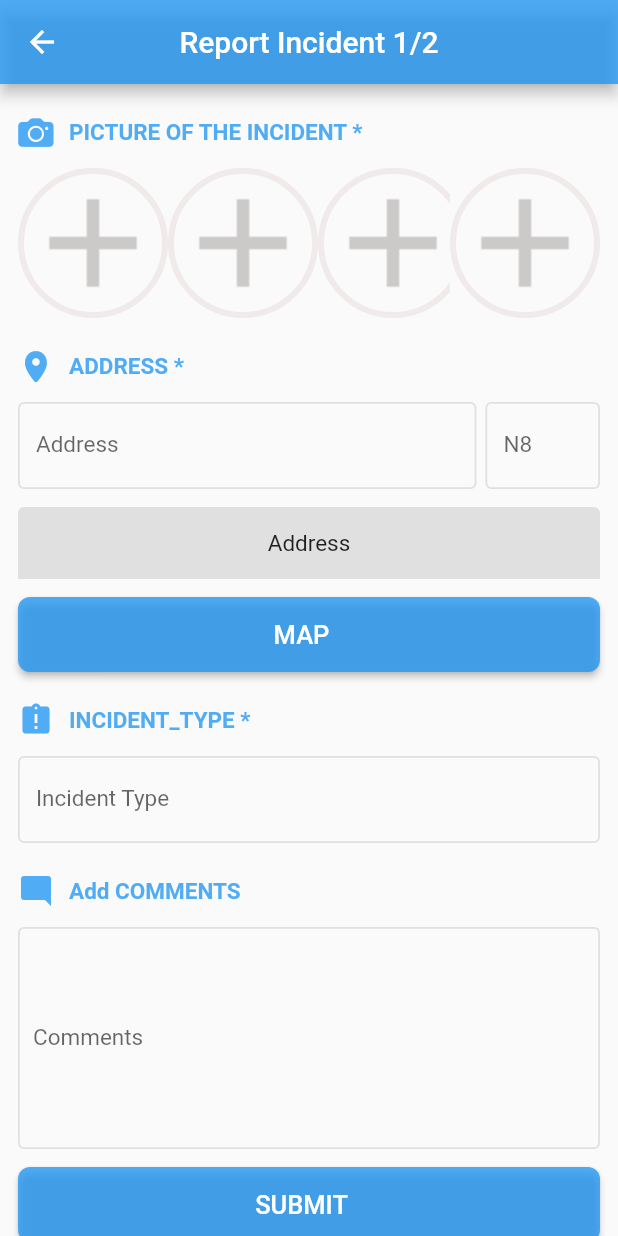
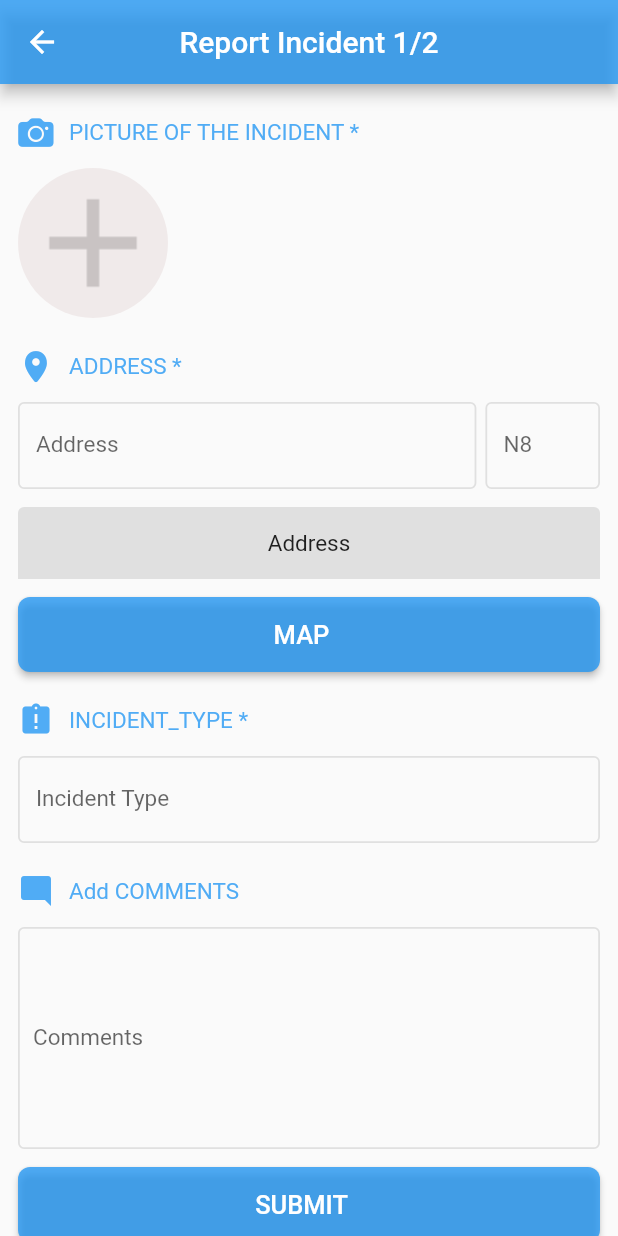
Before and after one commit to abdullah951/Flutter_StopHarasment, a Flutter app: the ReportIncidentScreen1 screen opened directly, on a phone screen of 412 x 824 dp. Run offline on Flutter 3.47's test engine with Material 2 defaults, Android fonts, the phone set to English and light mode, and no system bars; our stand-ins replace flushbar, image_picker, shared_preferences, video_player; accounts and stored records are empty; network calls fail.

```diff
--- a/lib/routes.dart
+++ b/lib/routes.dart
@@ -1,5 +1,6 @@
 import 'package:flutter/material.dart';
-import 'package:flutter_app/ui/incident_type.dart';
+import 'package:flutter_app/ui/Incident_type/incident_type.dart';
+import 'package:flutter_app/ui/Incident_type/incident_type2.dart';
 import 'package:flutter_app/ui/map/map.dart';
 import 'package:flutter_app/ui/report_incident1/report_incident1.dart';
 import 'package:flutter_app/ui/report_incident2/report_incident2.dart';
@@ -17,6 +18,7 @@ class Routes {
   static const String report_incident1 = '/report_incident1';
   static const String report_incident2 = '/report_incident2';
   static const String incident_type = '/incident_type';
+  static const String incident_type2 = '/incident_type2';
 
   static final routes = <String, WidgetBuilder>{
     splash: (BuildContext context) => SplashScreen(),
@@ -25,5 +27,7 @@ class Routes {
     report_incident1: (BuildContext context) => ReportIncidentScreen1(),
     report_incident2: (BuildContext context) => ReportIncidentScreen2(),
     incident_type: (BuildContext context) => IncidentTypeScreen(),
+
   };
+
 }
--- a/lib/ui/report_incident1/report_incident1.dart
+++ b/lib/ui/report_incident1/report_incident1.dart
@@ -1,3 +1,5 @@
+
+import 'dart:io';
 
 import 'package:flutter/cupertino.dart';
 import 'package:flutter/material.dart';
@@ -6,10 +8,12 @@ import 'package:flutter_app/constants/strings.dart';
 import 'package:flutter_app/constants/dimens.dart' ;
 import 'package:flutter_app/widgets/app_bar.dart';
 import 'package:flutter_app/widgets/button_submit.dart';
+import 'package:flutter_app/widgets/circular_image_widget.dart';
 import 'package:flutter_app/widgets/text_field.dart';
 import 'package:flutter_app/widgets/text_field_inactive.dart';
 import 'package:flutter_app/widgets/text_field_large.dart';
 import 'package:flutter_app/widgets/text_title.dart';
+import 'package:image_picker/image_picker.dart';
 
 import '../../routes.dart';
 
@@ -23,6 +27,20 @@ class _ReportIncidentScreen1State extends State<ReportIncidentScreen1> {
   final myController = TextEditingController();
   final AddressController = TextEditingController();
   final CommentController = TextEditingController();
+
+  File _image;
+  List<File> _imageFiles=List<File>();
+
+  Future getImage() async {
+    var image = await ImagePicker.pickImage(source: ImageSource.gallery);
+
+    setState(() {
+      image!=null?_imageFiles.add(image):null;
+
+
+    });
+
+  }
   @override
   Widget build(BuildContext context) {
     // TODO: implement build
@@ -39,24 +57,50 @@ class _ReportIncidentScreen1State extends State<ReportIncidentScreen1> {
             children: <Widget>[
               MyTextTitle().setTextInput(context, CupertinoIcons.photo_camera_solid, Strings.picture_of_the_incident),
               SizedBox(height: Dimens.vertical_padding,),
-              Row(
+              Container(
+                height: 100,
+
+                child: ListView(
+
+                  scrollDirection: Axis.horizontal,
                   children: <Widget>[
-                  Expanded(
-                    child: SizedBox(
-                      width: 20,
-                      height: 100.0,
-                      child: new ListView.builder(
+                    new ListView.builder(
                       scrollDirection: Axis.horizontal,
-                        itemCount: 5,
+                      shrinkWrap: true,
+                      itemCount: _imageFiles.length == null ? 0 : _imageFiles.length ,
                       itemBuilder: (BuildContext ctxt, int index) {
-                          return _circularImageWidget();
+                        return Container(
+                          margin: EdgeInsets.symmetric(horizontal: 5),
+
+                          child: _imageFiles.length == null
+                              ? null
+                              :  new  CircleAvatar(
+                            radius: 50,
+
+
+                            backgroundImage: FileImage(_imageFiles[index]),
+                          ),
+                        );
                       },
                     ),
+                    GestureDetector(
+                      onTap: getImage,
+                      child: CircleAvatar(
+
+                        radius: 50,
+                        backgroundImage:  AssetImage('assets/images/ic_add.png'),
+                        backgroundColor: Colorss.add_btn_bg,
+
+
+
+
+                      ),
+                    )
+
+                  ],
                 ),
               ),
-                  _circularImageWidget()
-                ],
-              ),
+
               SizedBox(height: Dimens.vertical_margin,),
               MyTextTitle().setTextInput(context, CupertinoIcons.location_solid, Strings.address),
               SizedBox(height: Dimens.vertical_padding,),
@@ -105,30 +149,20 @@ class _ReportIncidentScreen1State extends State<ReportIncidentScreen1> {
     );
   }
 
-  Widget _circularImageWidget() {
-    return Container(
-      width: 100.0,
-      height: 100.0,
-      decoration: BoxDecoration(
-        shape: BoxShape.circle,
-        border: Border.all(
-            width: 4,
-            color: Colorss.add_btn_bg
-        ),
-        image: DecorationImage(
-            fit: BoxFit.fill,
-            image: AssetImage('assets/images/ic_add.png')
-        ),
-      ),
-    );
-  }
+
 
 
  void onSubmit() {
+  // _imageFiles.clear();
   Navigator.pushNamed(context, Routes.incident_type);
+   //getImage();
 
   }
   void GoBack() {
     Navigator.of(context).pop(true);
   }
+
+  click() {
+   // getImage();
   }
+}
--- a/lib/ui/report_incident2/report_incident2.dart
+++ b/lib/ui/report_incident2/report_incident2.dart
@@ -10,6 +10,7 @@ import 'package:flutter_app/widgets/text_field_inactive.dart';
 import 'package:flutter_app/widgets/text_title.dart';
 
 class ReportIncidentScreen2 extends StatefulWidget {
+
   @override
   _ReportIncidentScreen2State createState() => _ReportIncidentScreen2State();
 }
--- a/lib/widgets/text_title.dart
+++ b/lib/widgets/text_title.dart
@@ -12,7 +12,7 @@ class MyTextTitle {
         children: <Widget>[
           Icon(icon, color: Colorss.blue_background),
           SizedBox(width: 10,),
-          Text(title, style: TextStyle(color: Colorss.blue_background,fontSize: 15,fontWeight: FontWeight.bold),)
+          Text(title, style: TextStyle(color: Colorss.blue_background,fontSize: 15),)
         ],
       ),
     );;
--- a/pubspec.yaml
+++ b/pubspec.yaml
@@ -14,7 +14,7 @@ description: A new Flutter application.
 version: 1.0.0+1
 
 environment:
-  sdk: ">=2.1.0 <3.0.0"
+  sdk: ">=2.2.0 <3.0.0"
 
 dependencies:
   flutter:
@@ -24,6 +24,7 @@ dependencies:
   video_player: ^0.10.5
   http: ^0.12.0+4
   shared_preferences: ^0.5.6
+  image_picker: ^0.6.3+1
 
   # The following adds the Cupertino Icons font to your application.
   # Use with the CupertinoIcons class for iOS style icons.
```
Also changed, not shown: lib/model/NewsArticle.dart (added, +39 -0 lines), lib/service/webservice.dart (added, +25 -0 lines), lib/ui/Incident_type/incident_type.dart (renamed from lib/ui/incident_type.dart, +30 -2 lines), lib/ui/Incident_type/incident_type2.dart (added, +86 -0 lines), lib/widgets/app_bar_cross.dart (added, +35 -0 lines), lib/widgets/circular_image_widget.dart (added, +31 -0 lines), lib/widgets/incident_type_item.dart (added, +38 -0 lines), lib/widgets/incident_type_item_divider.dart (added, +14 -0 lines), lib/widgets/incident_type_list.dart (added, +24 -0 lines), lib/widgets/text_field.dart (+11 -0 lines), pubspec.lock, 2 other files. Lines whose indentation alone changed are shown as unchanged.
